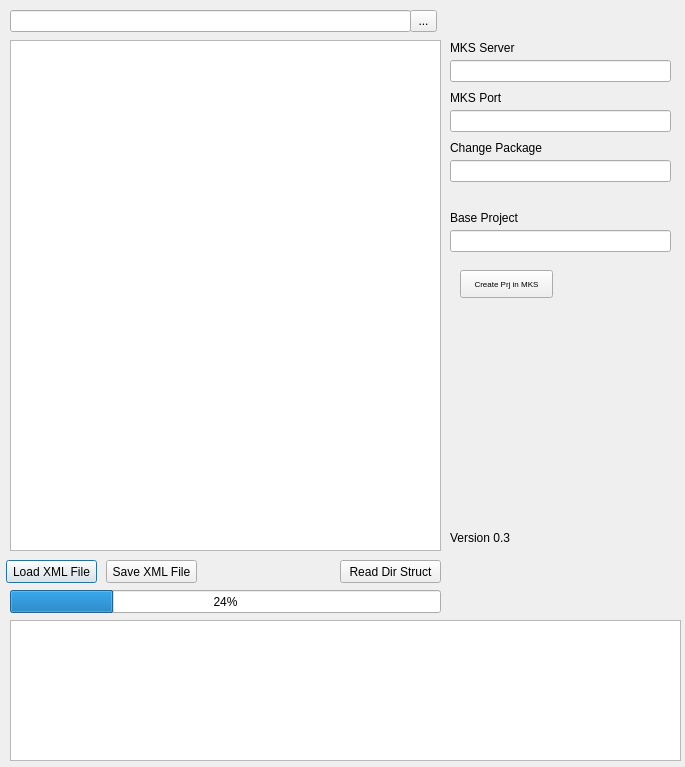
Above: maindialog.ui from dmmacs/Integrity_Folder_Structure before the change. Below: the same form after it.
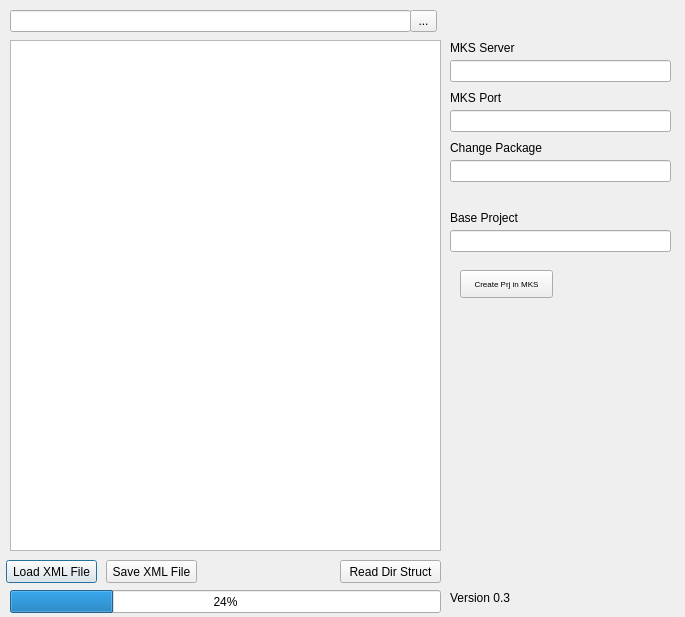
That is the form after the change. Custom widgets are drawn as their Qt base class.

The edit to the form file:
```diff
--- a/maindialog.ui
+++ b/maindialog.ui
@@ -7,7 +7,7 @@
     <x>0</x>
     <y>0</y>
     <width>685</width>
-    <height>767</height>
+    <height>617</height>
    </rect>
   </property>
   <property name="windowTitle">
@@ -234,7 +234,7 @@
    <property name="geometry">
     <rect>
      <x>450</x>
-     <y>530</y>
+     <y>590</y>
      <width>231</width>
      <height>16</height>
     </rect>
```
